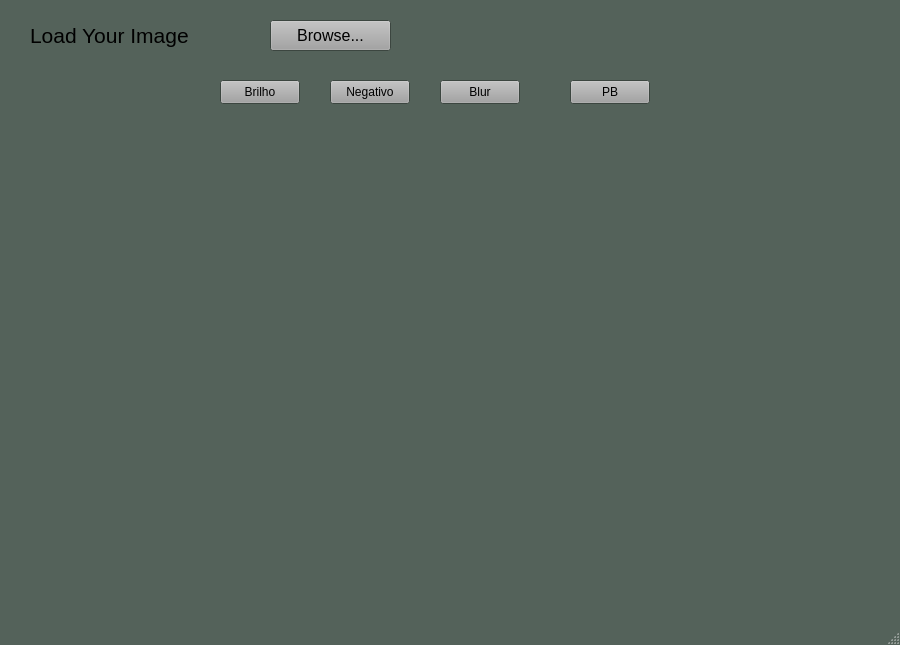
Before: the Qt Designer form ImageProcessor-master/mainwindow.ui in EugenioAL/Imsof, drawn with Qt 5.
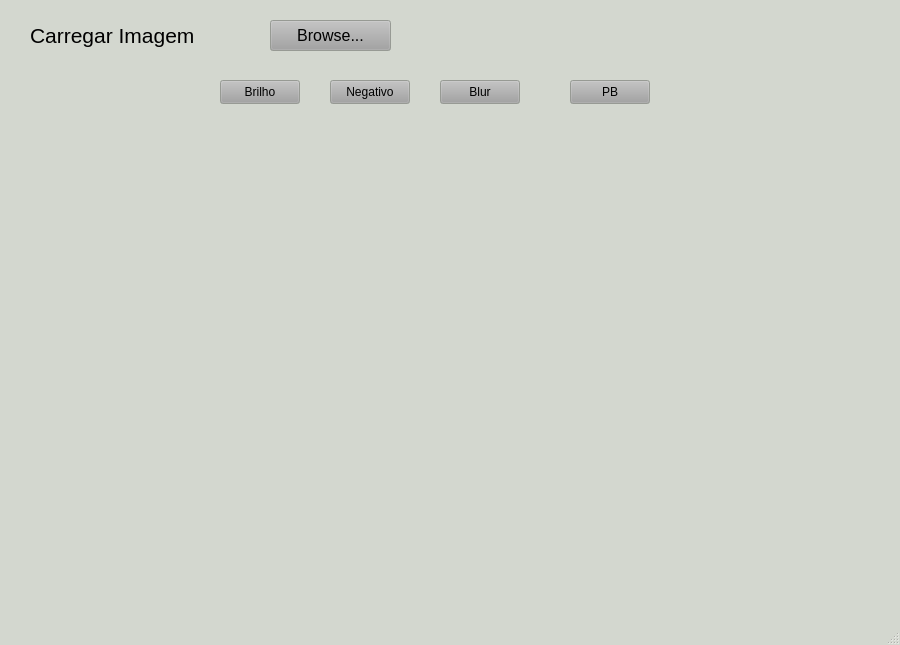
After: the same form once the commit is applied. Icons and pictures are not drawn.

Commit message: reajustes nas imagesViews

Patch:
```diff
--- a/ImageProcessor-master/mainwindow.ui
+++ b/ImageProcessor-master/mainwindow.ui
@@ -58,9 +58,9 @@
      <colorrole role="Window">
       <brush brushstyle="SolidPattern">
        <color alpha="255">
-        <red>84</red>
-        <green>98</green>
-        <blue>90</blue>
+        <red>211</red>
+        <green>215</green>
+        <blue>207</blue>
        </color>
       </brush>
      </colorrole>
@@ -105,9 +105,9 @@
      <colorrole role="Window">
       <brush brushstyle="SolidPattern">
        <color alpha="255">
-        <red>84</red>
-        <green>98</green>
-        <blue>90</blue>
+        <red>211</red>
+        <green>215</green>
+        <blue>207</blue>
        </color>
       </brush>
      </colorrole>
@@ -143,18 +143,18 @@
      <colorrole role="Base">
       <brush brushstyle="SolidPattern">
        <color alpha="255">
-        <red>84</red>
-        <green>98</green>
-        <blue>90</blue>
+        <red>211</red>
+        <green>215</green>
+        <blue>207</blue>
        </color>
       </brush>
      </colorrole>
      <colorrole role="Window">
       <brush brushstyle="SolidPattern">
        <color alpha="255">
-        <red>84</red>
-        <green>98</green>
-        <blue>90</blue>
+        <red>211</red>
+        <green>215</green>
+        <blue>207</blue>
        </color>
       </brush>
      </colorrole>
@@ -190,7 +190,7 @@
      </font>
     </property>
     <property name="text">
-     <string>Load Your Image</string>
+     <string>Carregar Imagem</string>
     </property>
    </widget>
    <widget class="QPushButton" name="pushButton">
@@ -220,10 +220,10 @@
    <widget class="QLabel" name="label_pic">
     <property name="geometry">
      <rect>
-      <x>60</x>
-      <y>220</y>
-      <width>381</width>
-      <height>341</height>
+      <x>40</x>
+      <y>180</y>
+      <width>401</width>
+      <height>351</height>
      </rect>
     </property>
     <property name="maximumSize">
@@ -291,10 +291,10 @@
    <widget class="QLabel" name="label_pic_2">
     <property name="geometry">
      <rect>
-      <x>460</x>
-      <y>210</y>
-      <width>381</width>
-      <height>341</height>
+      <x>450</x>
+      <y>180</y>
+      <width>431</width>
+      <height>351</height>
      </rect>
     </property>
     <property name="maximumSize">
```
Left out of the diff: 2 changed lines with no effect on the pictures. The commit also changes 11 other files.
